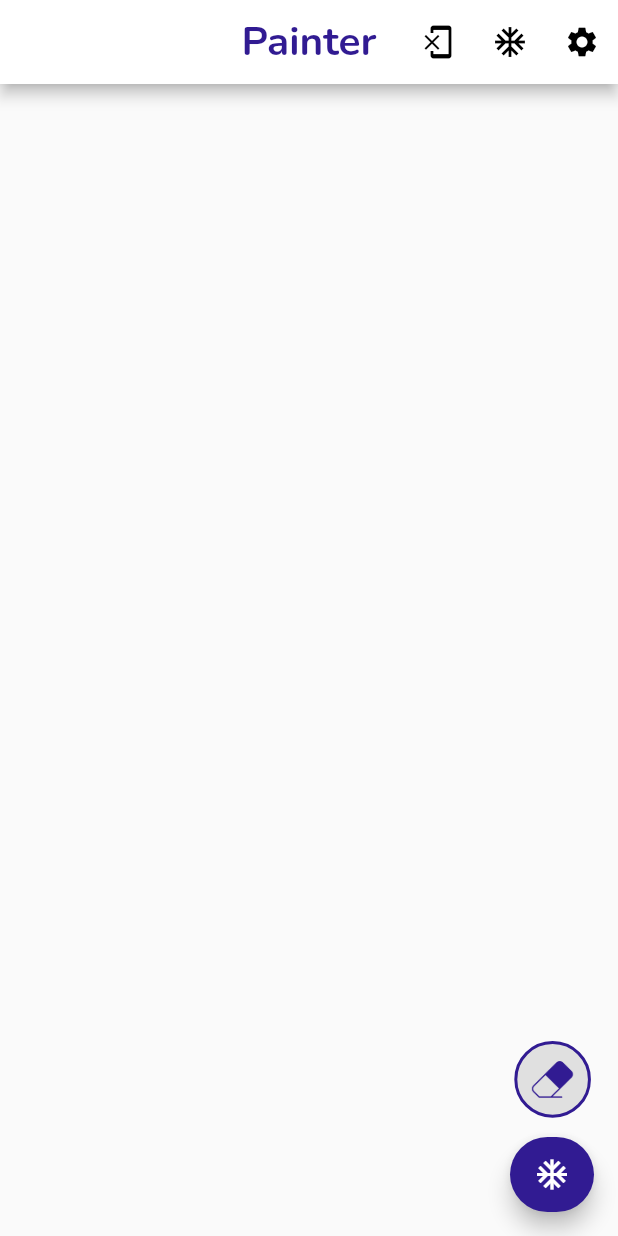
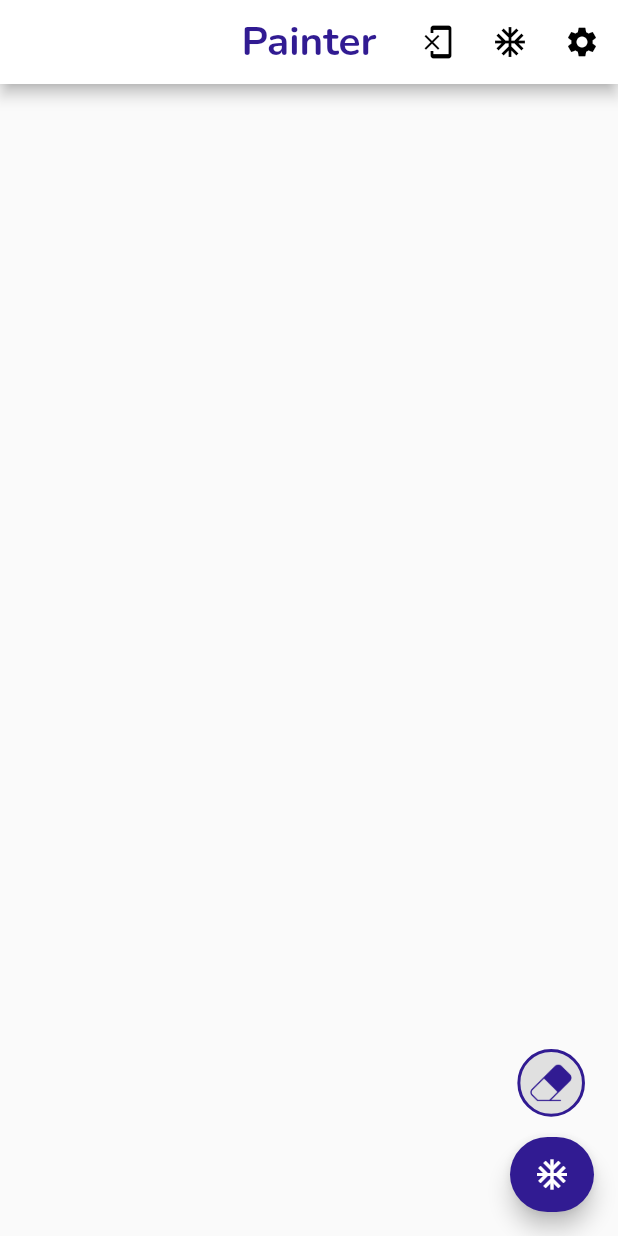
Before and after one commit to AbdallahNassar/Painter, a Flutter app: the screen it shows after launch, on a phone screen of 412 x 824 dp. Run offline on Flutter 3.47's test engine with Material 2 defaults, Android fonts, the phone set to English and light mode, and no system bars; drawn by our look-alikes of flutter_speed_dial; our stand-ins replace flutter_colorpicker, get.

Commit message:
added eraser final 2

```diff
--- a/painter/lib/app/modules/home/views/home_view.dart
+++ b/painter/lib/app/modules/home/views/home_view.dart
@@ -73,14 +73,13 @@ class HomeView extends GetView<HomeController> {
               ),
             ),
           ),
+          if (_mediaQuery.orientation == Orientation.portrait)
             GestureDetector(
               child: SpringyWidget(
-              alignment: _mediaQuery.orientation == Orientation.portrait
-                  ? Alignment(0.9, 0.78)
-                  : Alignment(0.945, 0.5),
+                alignment: Alignment(0.88, 0.78),
                 duration: Duration(milliseconds: 800),
                 child: Container(
-                padding: const EdgeInsets.all(5.0),
+                  padding: const EdgeInsets.all(2.0),
                   decoration: BoxDecoration(
                     borderRadius: BorderRadius.circular(220.0),
                     border: Border.all(
```
Lines whose indentation alone changed are shown as unchanged.
